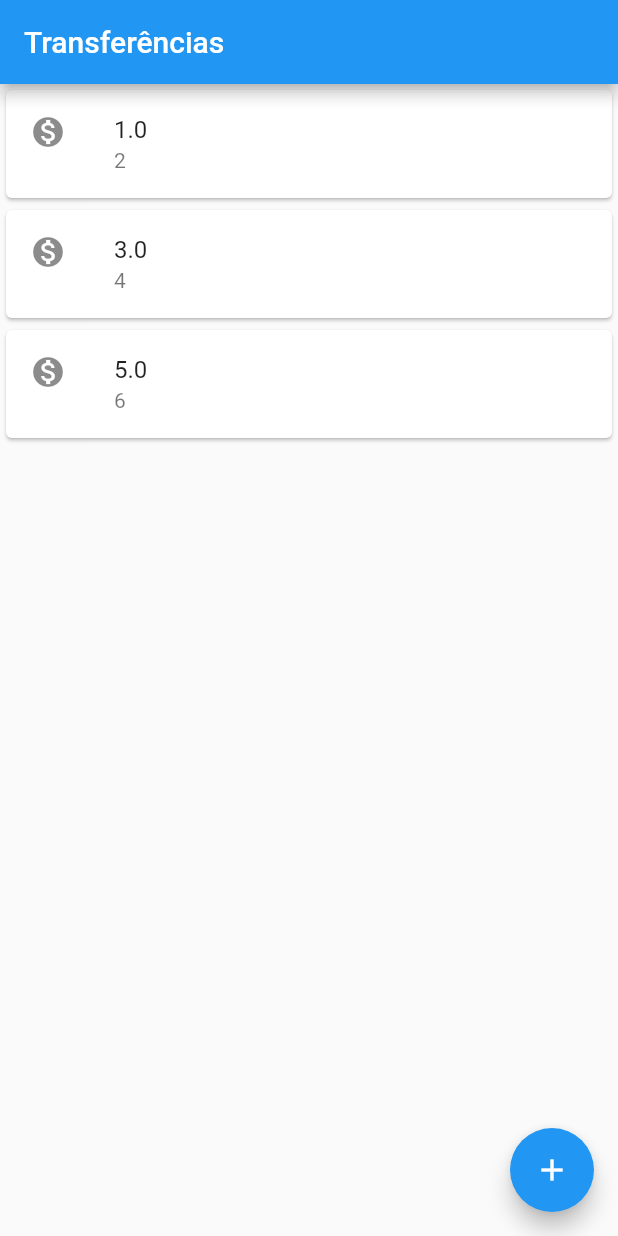
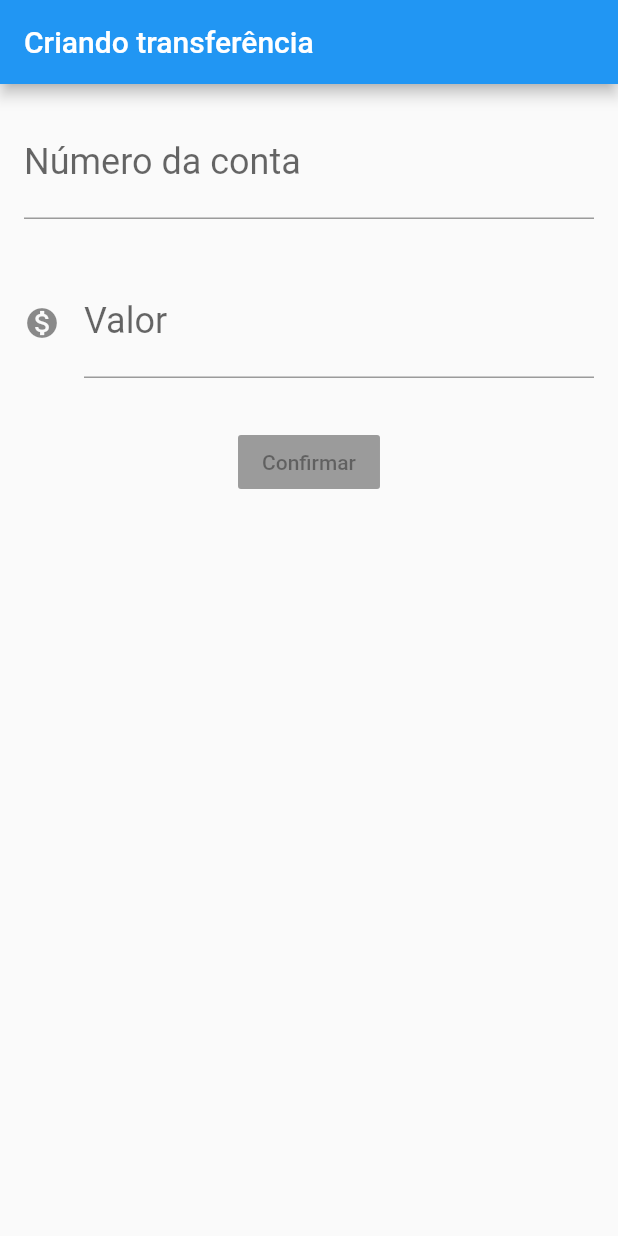
Before and after one commit to Viserion77/learning-flutter, a Flutter app: the screen it shows after launch, on a phone screen of 412 x 824 dp. Run offline on Flutter 3.47's test engine with Material 2 defaults, Android fonts, the phone set to English and light mode, and no system bars.

Commit message:
Feat: Add layout of screen to 'Criando transferência'

```diff
--- a/lib/main.dart
+++ b/lib/main.dart
@@ -1,39 +1,91 @@
 import 'package:flutter/material.dart';
 
 void main() {
-  runApp(
-    MaterialApp(
+  runApp(Bytebank());
+}
+
+class Bytebank extends StatelessWidget {
+  @override
+  Widget build(BuildContext context) {
+    return MaterialApp(
       home: Scaffold(
-        body: ListaTransferencias(),
-        appBar: AppBar(
-          title: Text('Transferências'),
-        ),
-        floatingActionButton: FloatingActionButton(
-          child: Icon(Icons.add),
-        ),
+        body: FormularioTransferencia(),
       ),
-    ),
-  );
+    );
+  }
+}
+
+class FormularioTransferencia extends StatelessWidget {
+  @override
+  Widget build(BuildContext context) {
+    return Scaffold(
+      appBar: AppBar(
+        title: Text('Criando transferência'),
+      ),
+      body: Column(
+        children: [
+          Padding(
+            padding: const EdgeInsets.all(16.0),
+            child: TextField(
+              style: TextStyle(
+                fontSize: 24
+              ),
+              decoration: InputDecoration(
+                labelText: 'Número da conta',
+                hintText: '000',
+              ),
+            ),
+          ),
+          Padding(
+            padding: const EdgeInsets.all(16.0),
+            child: TextField(
+              style: TextStyle(
+                fontSize: 24
+              ),
+              decoration: InputDecoration(
+                labelText: 'Valor',
+                hintText: '000',
+                icon: Icon(Icons.monetization_on),
+              ),
+            ),
+          ),
+          Padding(
+            padding: const EdgeInsets.all(16.0),
+            child: RaisedButton(
+              child: Text('Confirmar'),
+            ),
+          ),
+        ],
+      ),
+    );
+  }
 }
 
 class ListaTransferencias extends StatelessWidget {
   @override
   Widget build(BuildContext context) {
-    return Column(
-      children: [
-        ItemTransferencia(Transferencia(1, 2)),
-        ItemTransferencia(Transferencia(3, 4)),
-        ItemTransferencia(Transferencia(5, 6)),
-      ],
+    return Scaffold(
+      body: Column(
+        children: [
+          ItemTransferencia(Transferencia(1, 2)),
+          ItemTransferencia(Transferencia(3, 4)),
+          ItemTransferencia(Transferencia(5, 6)),
+        ],
+      ),
+      appBar: AppBar(
+        title: Text('Transferências'),
+      ),
+      floatingActionButton: FloatingActionButton(
+        child: Icon(Icons.add),
+      ),
     );
   }
 }
 
 class ItemTransferencia extends StatelessWidget {
+  final Transferencia _transferencia;
 
-  final Transferencia _transferencia;
   const ItemTransferencia(this._transferencia);
-
 
   @override
   Widget build(BuildContext context) {
@@ -45,7 +97,6 @@ class ItemTransferencia extends StatelessWidget {
       ),
     );
   }
-
 }
 
 class Transferencia {
```
